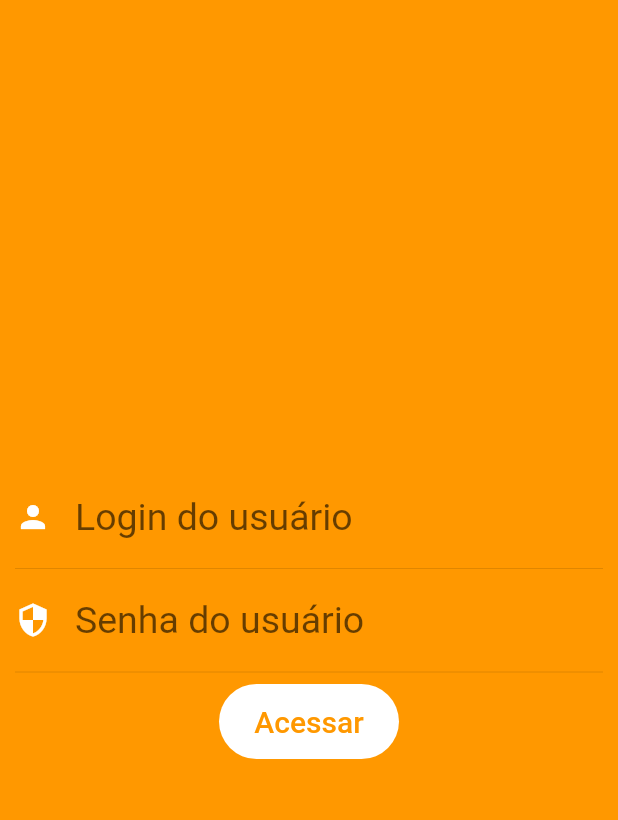
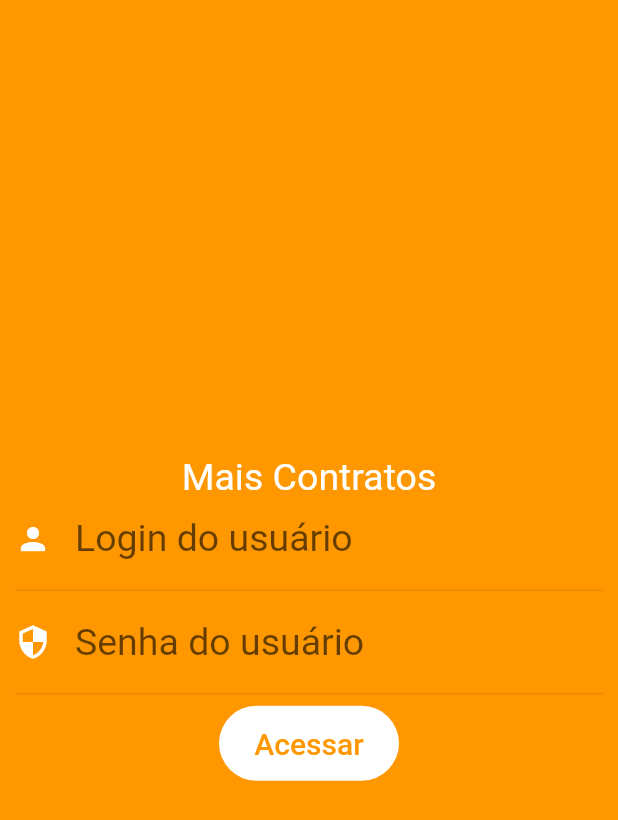
Before and after one commit to Rafael-Lasari-Aschidamini/Projeto_Fluter-1, a Flutter app: the screen it shows after launch, after a tap on "Acessar", on a phone screen of 412 x 824 dp. Shown: the top 820 px of the screen. Run offline on Flutter 3.47's test engine with Material 2 defaults, Android fonts, the phone set to English and light mode, and no system bars.

Commit message:
first commit

```diff
--- a/lib/main.dart
+++ b/lib/main.dart
@@ -37,6 +37,9 @@ class Login extends StatefulWidget {
 }
 
 class _LoginState extends State<Login> {
+  String loginAcesso = "";
+  dynamic senhaAcesso = "";
+
   @override
   Widget build(BuildContext context) {
     return Scaffold(
@@ -47,37 +50,54 @@ class _LoginState extends State<Login> {
           child: Column(
             mainAxisAlignment: MainAxisAlignment.center,
             children: <Widget>[
-              const TextField(
+              Container(
+                child: const Text(
+                  'Mais Contratos',
+                  style: TextStyle(
+                    color: Colors.white,
+                    fontSize: 25,
+                  ),
+                ),
+              ),
+              TextField(
+                onChanged: (text) {
+                  loginAcesso = text;
+                },
+                //controller: loginAcesso,
                 autofocus: true,
                 keyboardType: TextInputType.text,
-                style: TextStyle(color: Colors.white, fontSize: 25),
-                decoration: InputDecoration(
+                style: const TextStyle(color: Colors.white, fontSize: 25),
+                decoration: const InputDecoration(
                   border: InputBorder.none,
                   icon: Icon(
                     Icons.person,
                     color: Colors.white,
                   ),
                   hintText: 'Login do usuário',
-                  labelStyle: TextStyle(color: Colors.black87),
+                  labelStyle: TextStyle(color: Colors.white),
                 ),
               ),
               const Divider(),
-              const TextField(
+              TextField(
+                onChanged: (text) {
+                  senhaAcesso = text;
+                },
+                //controller: senhaAcesso,
                 autofocus: true,
                 obscureText: true,
                 keyboardType: TextInputType.text,
-                style: TextStyle(
+                style: const TextStyle(
                   color: Colors.white,
                   fontSize: 25,
                 ),
-                decoration: InputDecoration(
+                decoration: const InputDecoration(
                   border: InputBorder.none,
                   icon: Icon(
                     Icons.security,
                     color: Colors.white,
                   ),
                   hintText: 'Senha do usuário',
-                  labelStyle: TextStyle(color: Colors.black87),
+                  labelStyle: TextStyle(color: Colors.white),
                 ),
               ),
               const Divider(),
@@ -85,7 +105,8 @@ class _LoginState extends State<Login> {
                 height: 60.0,
                 child: TextButton(
                   onPressed: () => {
-                    print('pressionado'),
+                    print(loginAcesso),
+                    print(senhaAcesso),
                   },
                   style: ElevatedButton.styleFrom(
                       backgroundColor: Colors.white,
```
